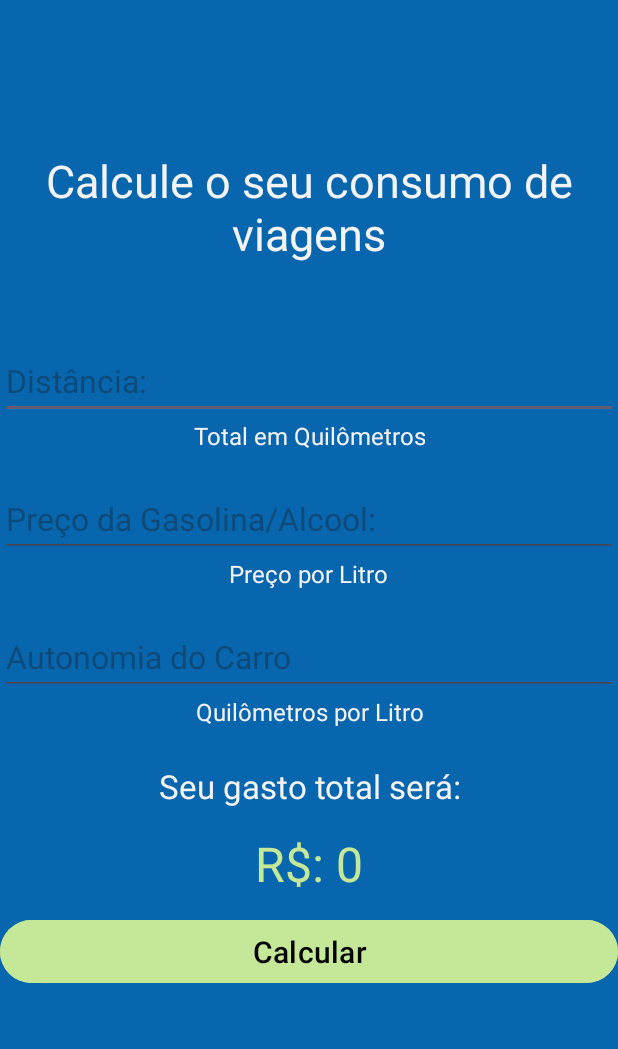
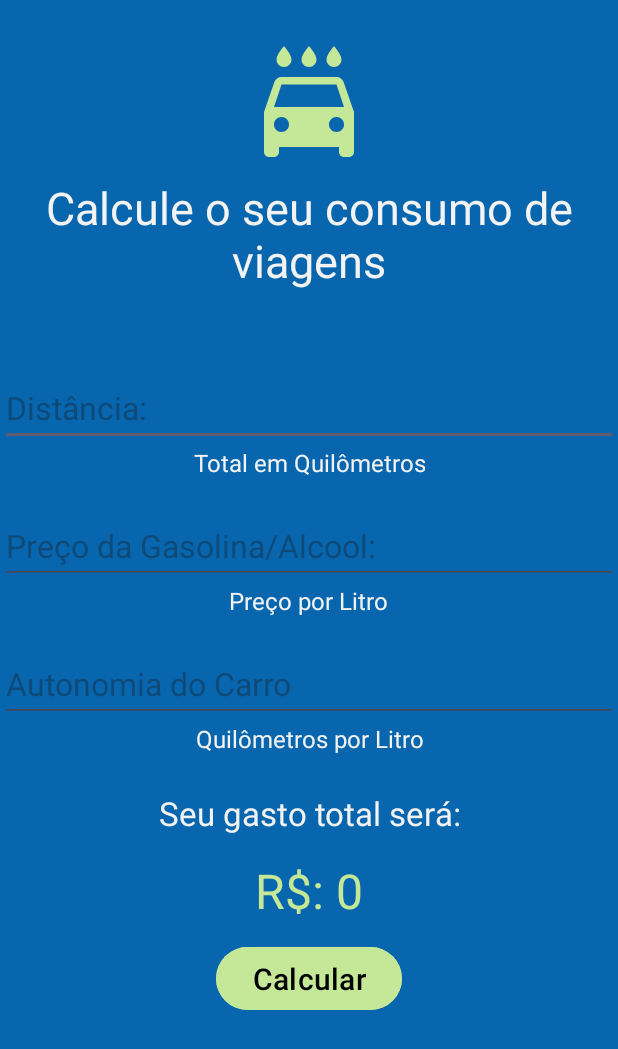
Before and after one commit to deniserisia/aplicativo-consumo-carro, an Android app: the screen it shows after launch (MainActivity), on a phone screen of 412 x 824 dp. Shown: the top 1049 px of the screen. Run offline under Robolectric (Android 15) with nearby library versions, the phone set to English and light mode, and no system bars.

Commit message:
botao e icone ok

```diff
--- /dev/null
+++ b/src/main/res/drawable/ocal_car.xml
@@ -0,0 +1,5 @@
+<vector android:height="24dp" android:tint="#C5E898"
+    android:viewportHeight="24" android:viewportWidth="24"
+    android:width="24dp" xmlns:android="http://schemas.android.com/apk/res/android">
+    <path android:fillColor="@android:color/white" android:pathData="M17,5c0.83,0 1.5,-0.67 1.5,-1.5 0,-1 -1.5,-2.7 -1.5,-2.7s-1.5,1.7 -1.5,2.7c0,0.83 0.67,1.5 1.5,1.5zM12,5c0.83,0 1.5,-0.67 1.5,-1.5 0,-1 -1.5,-2.7 -1.5,-2.7s-1.5,1.7 -1.5,2.7c0,0.83 0.67,1.5 1.5,1.5zM7,5c0.83,0 1.5,-0.67 1.5,-1.5C8.5,2.5 7,0.8 7,0.8S5.5,2.5 5.5,3.5C5.5,4.33 6.17,5 7,5zM18.92,8.01C18.72,7.42 18.16,7 17.5,7h-11c-0.66,0 -1.21,0.42 -1.42,1.01L3,14v8c0,0.55 0.45,1 1,1h1c0.55,0 1,-0.45 1,-1v-1h12v1c0,0.55 0.45,1 1,1h1c0.55,0 1,-0.45 1,-1v-8l-2.08,-5.99zM6.5,18c-0.83,0 -1.5,-0.67 -1.5,-1.5S5.67,15 6.5,15s1.5,0.67 1.5,1.5S7.33,18 6.5,18zM17.5,18c-0.83,0 -1.5,-0.67 -1.5,-1.5s0.67,-1.5 1.5,-1.5 1.5,0.67 1.5,1.5 -0.67,1.5 -1.5,1.5zM5,13l1.5,-4.5h11L19,13L5,13z"/>
+</vector>
--- a/src/main/res/layout/activity_main.xml
+++ b/src/main/res/layout/activity_main.xml
@@ -8,6 +8,16 @@
     tools:context=".MainActivity"
     android:orientation="vertical"
     >
+
+    <ImageView
+        android:id="@+id/imageIcon"
+        android:layout_height="80dp"
+        android:layout_marginTop="28sp"
+        android:layout_width="80dp"
+        android:layout_gravity="center"
+        android:gravity="center"
+        android:src="@drawable/ocal_car" />
+
     <TextView
         android:id="@+id/textCabecalho"
         android:text="@string/textCabecalho"
@@ -15,7 +25,7 @@
         android:gravity="center"
         android:textColor="@color/name_cabecalho"
         android:textSize="30sp"
-        android:layout_marginTop="100sp"
+        android:layout_marginTop="10sp"
         android:layout_width="wrap_content"
         android:layout_height="wrap_content"/>
 
@@ -101,9 +111,11 @@
         android:text="@string/buttonResultado"
         android:textSize="20sp"
         android:layout_marginTop="12sp"
-        android:layout_width="match_parent"
         android:backgroundTint="@color/atributos"
         android:textColor="@color/black"
+        android:layout_gravity="center"
+        android:gravity="center"
+        android:layout_width="wrap_content"
         android:layout_height="50sp"/>
 
 
--- a/src/main/res/values/themes.xml
+++ b/src/main/res/values/themes.xml
@@ -5,5 +5,9 @@
         <!-- <item name="colorPrimary">@color/my_light_primary</item> -->
     </style>
 
+    <style name="AppTheme" parent="Theme.AppCompat.Light.DarkActionBar">
+        <item name="android:textColor">@color/atributos</item>
+    </style>
+
     <style name="Theme.AppCarroConsumo" parent="Base.Theme.AppCarroConsumo" />
 </resources>
```
